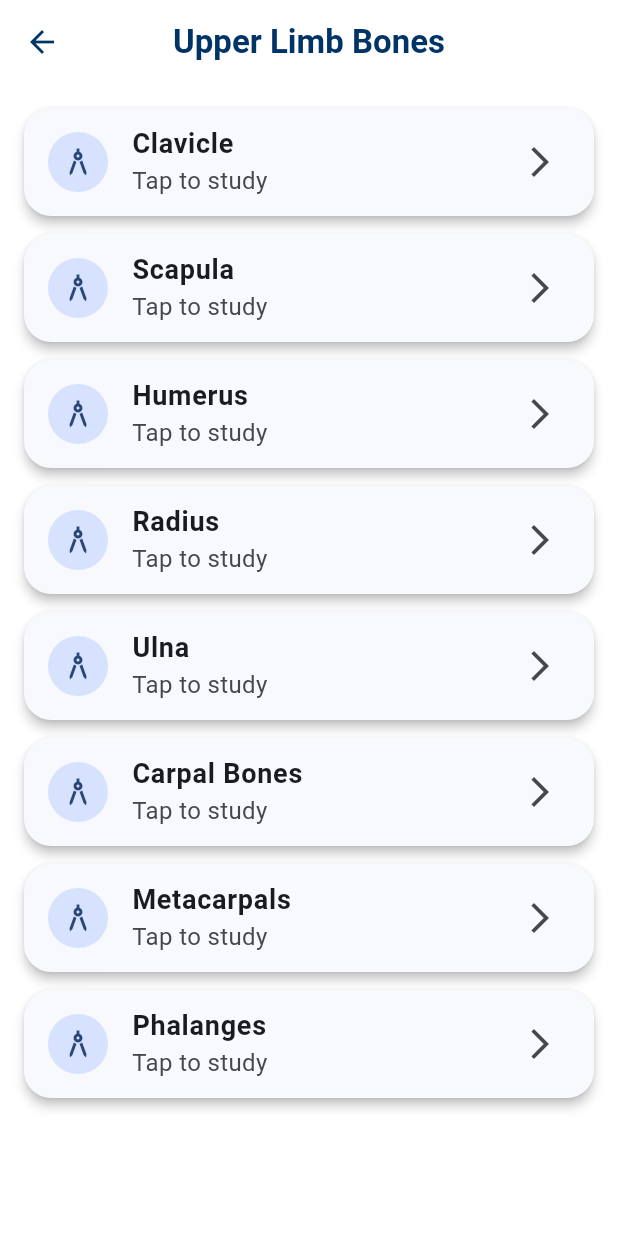
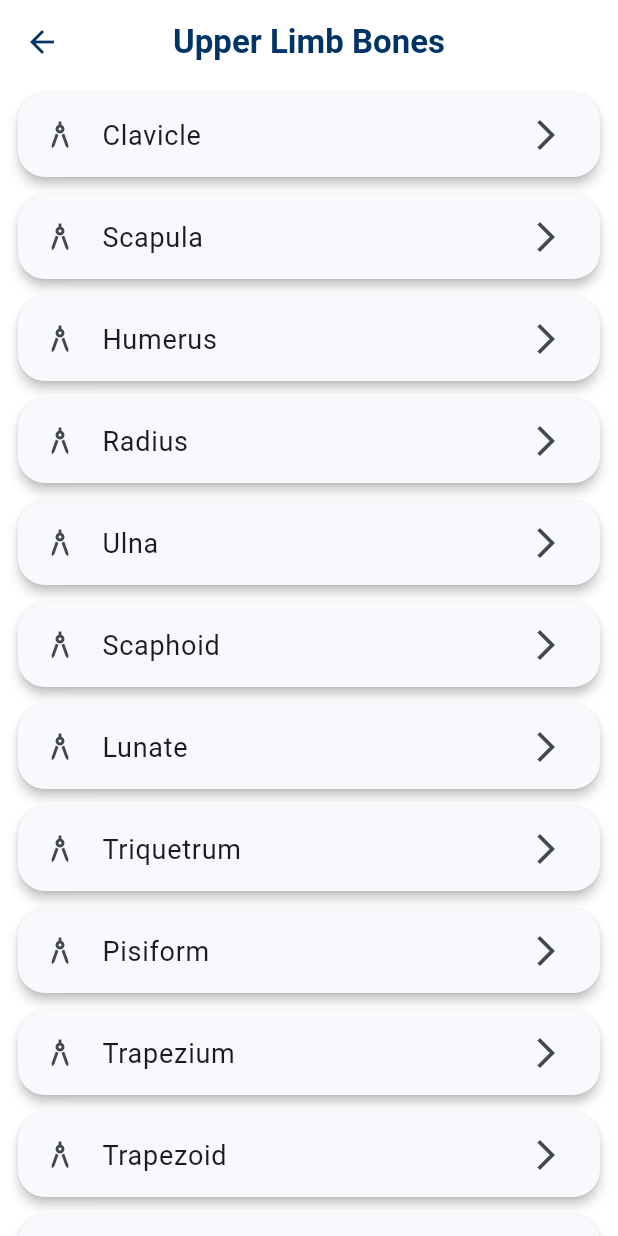
Before and after one commit to omokriefemena-cell/anatomy_pro, a Flutter app: the UpperLimbScreen screen opened directly, after a tap on "Bones", on a phone screen of 412 x 824 dp. Run offline on Flutter 3.47's test engine with Material 3 defaults, Android fonts, the phone set to English and light mode, and no system bars.

Commit message:
Added Upper Limb module and Bones navigation

```diff
--- a/lib/screens/modules/upper_limb/bones_screen.dart
+++ b/lib/screens/modules/upper_limb/bones_screen.dart
@@ -3,13 +3,20 @@ import 'package:flutter/material.dart';
 class BonesScreen extends StatelessWidget {
   const BonesScreen({super.key});
 
-  static const List<String> bones = [
+  final List<String> bones = const [
     "Clavicle",
     "Scapula",
     "Humerus",
     "Radius",
     "Ulna",
-    "Carpal Bones",
+    "Scaphoid",
+    "Lunate",
+    "Triquetrum",
+    "Pisiform",
+    "Trapezium",
+    "Trapezoid",
+    "Capitate",
+    "Hamate",
     "Metacarpals",
     "Phalanges",
   ];
@@ -19,21 +26,16 @@ class BonesScreen extends StatelessWidget {
     return Scaffold(
       appBar: AppBar(title: const Text("Upper Limb Bones")),
       body: ListView.builder(
-        padding: const EdgeInsets.all(16),
         itemCount: bones.length,
         itemBuilder: (context, index) {
           return Card(
-            margin: const EdgeInsets.only(bottom: 12),
+            margin: const EdgeInsets.symmetric(horizontal: 12, vertical: 6),
             child: ListTile(
-              leading: const CircleAvatar(child: Icon(Icons.architecture)),
-              title: Text(
-                bones[index],
-                style: const TextStyle(fontWeight: FontWeight.bold),
-              ),
-              subtitle: const Text("Tap to study"),
+              leading: const Icon(Icons.architecture),
+              title: Text(bones[index]),
               trailing: const Icon(Icons.arrow_forward_ios),
               onTap: () {
-                // We'll add detailed pages later.
+                // Next step
               },
             ),
           );
--- a/lib/screens/modules/upper_limb_screen.dart
+++ b/lib/screens/modules/upper_limb_screen.dart
@@ -51,7 +51,7 @@ class UpperLimbScreen extends StatelessWidget {
             crossAxisCount: 2,
             crossAxisSpacing: 16,
             mainAxisSpacing: 16,
-            childAspectRatio: 0.9,
+            childAspectRatio: 0.85,
           ),
           itemBuilder: (context, index) {
             final topic = topics[index];
@@ -67,13 +67,15 @@ class UpperLimbScreen extends StatelessWidget {
                   if (topic['title'] == 'Bones') {
                     Navigator.push(
                       context,
-                      MaterialPageRoute(builder: (_) => const BonesScreen()),
+                      MaterialPageRoute(
+                        builder: (context) => const BonesScreen(),
+                      ),
                     );
                   } else {
                     ScaffoldMessenger.of(context).showSnackBar(
                       SnackBar(
                         content: Text(
-                          "${topic['title']} section is coming soon!",
+                          "${topic['title']} module is coming soon!",
                         ),
                       ),
                     );
@@ -84,11 +86,7 @@ class UpperLimbScreen extends StatelessWidget {
                   child: Column(
                     mainAxisAlignment: MainAxisAlignment.center,
                     children: [
-                      Icon(
-                        topic['icon'],
-                        size: 45,
-                        color: Theme.of(context).colorScheme.primary,
-                      ),
+                      Icon(topic['icon'], size: 45, color: Colors.blue),
                       const SizedBox(height: 12),
                       Text(
                         topic['title'],
```
